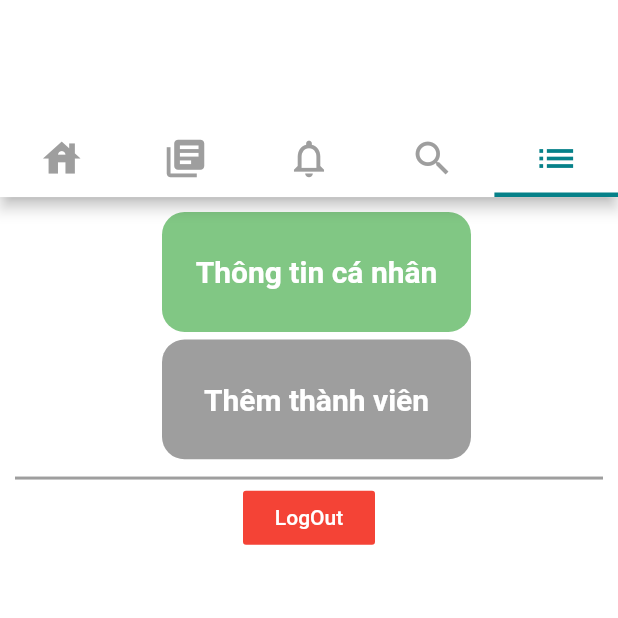
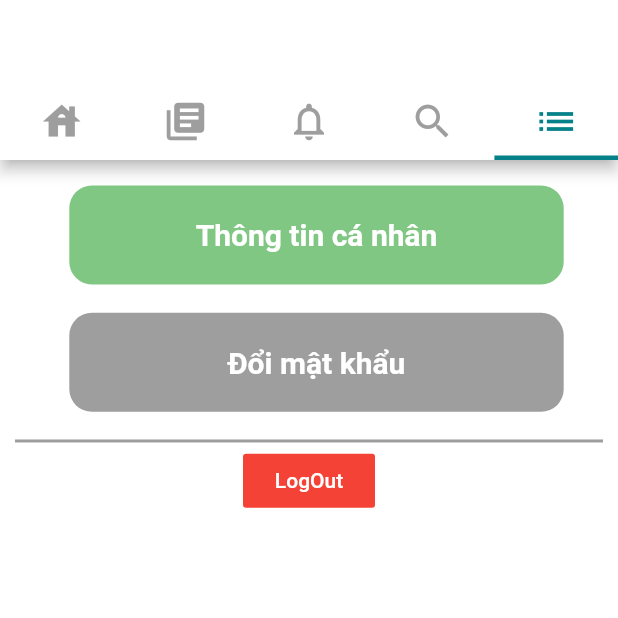
Before and after one commit to haongo00/AppTV, a Flutter app: the HomeWidget screen opened by its route, tab 5 chosen, on a phone screen of 412 x 824 dp, the top half of it. Run offline on Flutter 3.47's test engine with Material 2 defaults, Android fonts, the phone set to English and light mode, and no system bars; our stand-ins replace bloc, dio, equatable, flutter_bloc, flutter_form_builder, flutter_modular and 2 more; missing offline and left inert: multi_image_picker; accounts and stored records are empty; generated files the repository leaves out were written again; network calls fail; Roboto replaces fonts that are missing (Quicksand); statements that could not run were skipped.

Commit message:
Minh 19/11

```diff
--- a/lib/app/home/customer/customer.view.dart
+++ b/lib/app/home/customer/customer.view.dart
@@ -33,8 +33,8 @@ class _CustomerState extends State<Customer> {
                             child: FlatButton(
                               onPressed: () { Modular.link.pushNamed(HomeModule.inforView); },
                               child: Container(
-                                width: SizeConfig.blockSizeHorizontal * 50,
-                                height: SizeConfig.blockSizeVertical * 10,
+                                width: SizeConfig.blockSizeHorizontal * 80,
+                                height: SizeConfig.blockSizeVertical * 8,
                                 alignment: Alignment.center,
                                 decoration: BoxDecoration(
                                   color: Colors.green.withOpacity(0.7),
@@ -45,15 +45,20 @@ class _CustomerState extends State<Customer> {
                             )),
                         SizedBox(height: 5.0),
                         Expanded(
+                            child: FlatButton(
+                                onPressed: (){
+                                  Modular.link.pushNamed(HomeModule.passView);
+                                },
                                 child: Container(
-                              width: SizeConfig.blockSizeHorizontal * 50,
-                              height: SizeConfig.blockSizeVertical * 10,
+                                  width: SizeConfig.blockSizeHorizontal * 80,
+                                  height: SizeConfig.blockSizeVertical * 8,
                                   alignment: Alignment.center,
                                   decoration: BoxDecoration(
                                     color: Colors.grey,
                                     borderRadius: BorderRadius.circular(15.0),
                                   ),
-                              child: Text("Thêm thành viên", style: TextStyle(color: Colors.white, fontSize: 20, fontWeight: FontWeight.bold)),
+                                  child: Text("Đổi mật khẩu", style: TextStyle(color: Colors.white, fontSize: 20, fontWeight: FontWeight.bold)),
+                                )
                             )),
                       ],
                     ),
--- a/lib/app/home/home.module.dart
+++ b/lib/app/home/home.module.dart
@@ -11,6 +11,7 @@ import 'package:app_tv/app/home/search/borrow-give/borrow-book.view.dart';
 import 'package:app_tv/app/home/search/borrow-give/give-book.view.dart';
 import 'package:app_tv/app/home/search/search.cubit.dart';
 import 'package:app_tv/app/information/infor.view.dart';
+import 'package:app_tv/app/information/pass.view.dart';
 import 'package:app_tv/model/library/list_book.dart';
 import 'package:app_tv/model/member/list_member.dart';
 import 'package:flutter_modular/flutter_modular.dart';
@@ -30,6 +31,7 @@ class HomeModule extends ChildModule {
   static String search = "/search";
   static String bookInfo = "/book-info";
   static String postStatus = "/post-status";
+  static String passView = "/pass";
 
   // Provide a list of dependencies to inject into your project
   @override
@@ -40,9 +42,7 @@ class HomeModule extends ChildModule {
   List<ModularRouter> get routers => [
         ModularRouter('/', child: (context, args) => HomeWidget()),
         ModularRouter(inputView, child: (context, args) => InputView()),
-        ModularRouter(newBook,
-            child: (context, args) =>
-                NewBookView(cubit: args.data as ListBookCubit)),
+        ModularRouter(newBook, child: (context, args) => NewBookView(cubit: args.data as ListBookCubit)),
         ModularRouter(inforView, child: (context, args) => InforView()),
         ModularRouter(member, child: (context, args) => MemberView()),
         ModularRouter(postStatus, child: (context, args) => PostView()),
@@ -50,7 +50,7 @@ class HomeModule extends ChildModule {
         ModularRouter(memberInfo, child: (context, args) => MemberInfoView(member: args.data as Member)),
         ModularRouter(borrowBook, child: (context, args) => BorrowBookView(cubit: args.data as SearchCubit)),
         ModularRouter(giveBook, child: (context, args) => GiveBookView(cubit: args.data as SearchCubit)),
-        ModularRouter(bookInfo,
-            child: (context, args) => BookInfoView(book: args.data as Book)),
+        ModularRouter(bookInfo, child: (context, args) => BookInfoView(book: args.data as Book)),
+        ModularRouter(passView, child: (context, args) => PassView()),
       ];
 }
--- a/lib/app/home/home.view.dart
+++ b/lib/app/home/home.view.dart
@@ -17,16 +17,18 @@ class _HomeWidgetState extends State<HomeWidget> {
   @override
   Widget build(BuildContext context) {
     return SafeArea(
+      top: true,
       child: DefaultTabController(
         length: 5,
         child: Scaffold(
           appBar: AppBar(
-            toolbarHeight: SizeConfig.blockSizeVertical*10,
+            toolbarHeight: SizeConfig.blockSizeVertical*7,
             backgroundColor: Colors.white,
             bottom: TabBar(
               labelPadding: EdgeInsets.zero,
               isScrollable: true,
               indicatorWeight: 3.0,
+
               unselectedLabelColor: Colors.grey,
               labelColor: Color(0xff068189),
               indicatorColor: Color(0xff068189),
@@ -34,7 +36,7 @@ class _HomeWidgetState extends State<HomeWidget> {
                 Tab(
                     icon: SizedBox(
                       width: SizeConfig.blockSizeHorizontal*20,
-                      height: SizeConfig.blockSizeVertical*10,
+                      height: SizeConfig.blockSizeVertical*7,
                       child: Icon(
                         Icons.house,
                         size: 30,
@@ -44,7 +46,7 @@ class _HomeWidgetState extends State<HomeWidget> {
                 Tab(
                     icon: SizedBox(
                       width: SizeConfig.blockSizeHorizontal*20,
-                      height: SizeConfig.blockSizeVertical*10,
+                      height: SizeConfig.blockSizeVertical*7,
                       child: Icon(
                         Icons.library_books,
                         size: 30,
@@ -54,7 +56,7 @@ class _HomeWidgetState extends State<HomeWidget> {
                 Tab(
                     icon: SizedBox(
                       width: SizeConfig.blockSizeHorizontal*20,
-                      height: SizeConfig.blockSizeVertical*10,
+                      height: SizeConfig.blockSizeVertical*7,
                       child: Icon(
                         Icons.notifications_none_outlined,
                         size: 30,
@@ -64,7 +66,7 @@ class _HomeWidgetState extends State<HomeWidget> {
                 Tab(
                     icon: SizedBox(
                       width: SizeConfig.blockSizeHorizontal*20,
-                      height: SizeConfig.blockSizeVertical*10,
+                      height: SizeConfig.blockSizeVertical*7,
                       child: Icon(
                         Icons.search,
                         size: 30,
@@ -74,7 +76,7 @@ class _HomeWidgetState extends State<HomeWidget> {
                 Tab(
                     icon: SizedBox(
                       width: SizeConfig.blockSizeHorizontal*20,
-                      height: SizeConfig.blockSizeVertical*10,
+                      height: SizeConfig.blockSizeVertical*7,
                       child: Icon(
                         Icons.list,
                         size: 30,
--- a/lib/app/home/library/nhap-lieu/input.view.dart
+++ b/lib/app/home/library/nhap-lieu/input.view.dart
@@ -19,8 +19,9 @@ class _InputViewState extends State<InputView> {
             leading: BackButton(
               color: Color(0xff068189),
             ),
-            elevation: 0,
-            toolbarHeight: SizeConfig.blockSizeVertical * 12,
+            elevation: 0.0,
+            title: Text("Thư viện",style: TextStyle(color: Colors.teal,fontWeight: FontWeight.bold)),
+            toolbarHeight: SizeConfig.blockSizeVertical * 10,
             backgroundColor: Colors.white,
             bottom: TabBar(
               unselectedLabelColor: Colors.grey,
--- a/lib/app/home/library/nhap-lieu/sach/list-book.cubit.dart
+++ b/lib/app/home/library/nhap-lieu/sach/list-book.cubit.dart
@@ -13,7 +13,7 @@ class ListBookCubit extends Cubit<ListBookState> {
     loadData();
   }
 
-  List<Book> listBook;
+  List<Book> listBook = [];
 
   Future<void> loadData() async {
     Map<String, dynamic> params = {
@@ -24,7 +24,6 @@ class ListBookCubit extends Cubit<ListBookState> {
       emit(ListBookLoading());
       ListBook _listBook = await _libraryRepository.fetchListBook(params);
       listBook = _listBook.result;
-      print(listBook.length);
       emit(ItemsListBookLoaded(listBook));
     } on NetworkException {
       emit(ListBookError("Couldn't fetch data. Is the device online?"));
--- a/lib/repositories/library/library.repositories.dart
+++ b/lib/repositories/library/library.repositories.dart
@@ -8,6 +8,7 @@ import 'package:fluttertoast/fluttertoast.dart';
 class LibraryRepository {
   Future<ListBook> fetchListBook(Map<String, dynamic> params) async {
     final response = await LibraryService.getListBook(params);
+    print(response);
     return (response.statusCode == 200)
         ? ListBook.fromJson(response.data as Map<String, dynamic>)
         : throw NetworkException;
```
Also changed, not shown: lib/app/home/library/library.view.dart (+8 -4 lines), lib/app/home/library/nhap-lieu/sach/list-book.view.dart (+29 -28 lines), lib/app/information/infor.view.dart (+91 -16 lines), lib/app/information/pass.view.dart (added, +73 -0 lines), 2 other files. Lines whose indentation alone changed are shown as unchanged.
